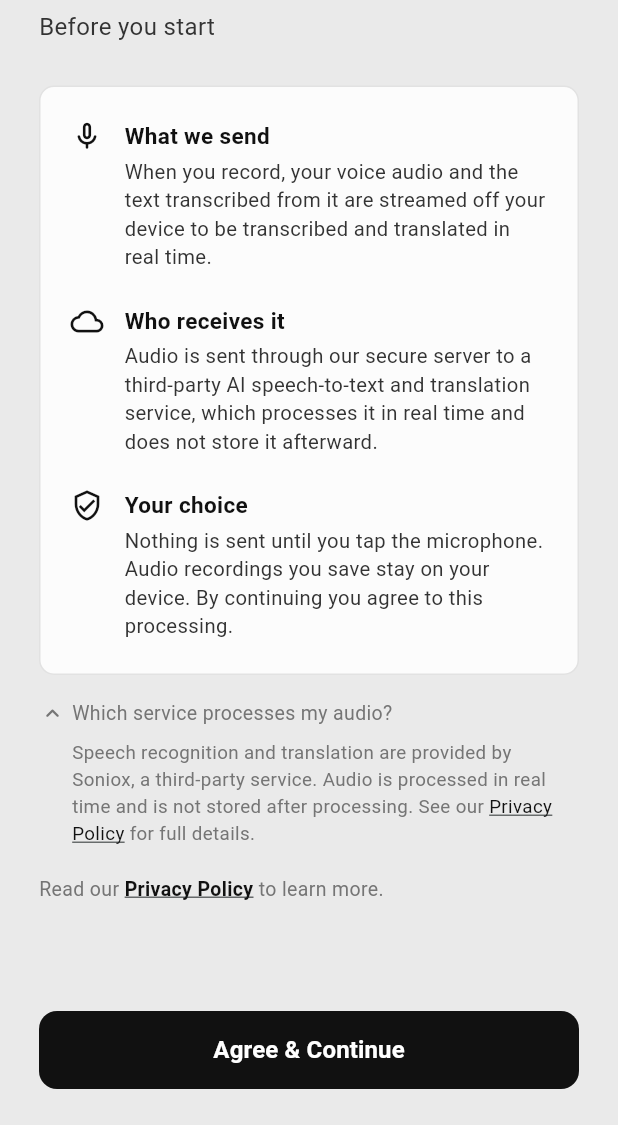
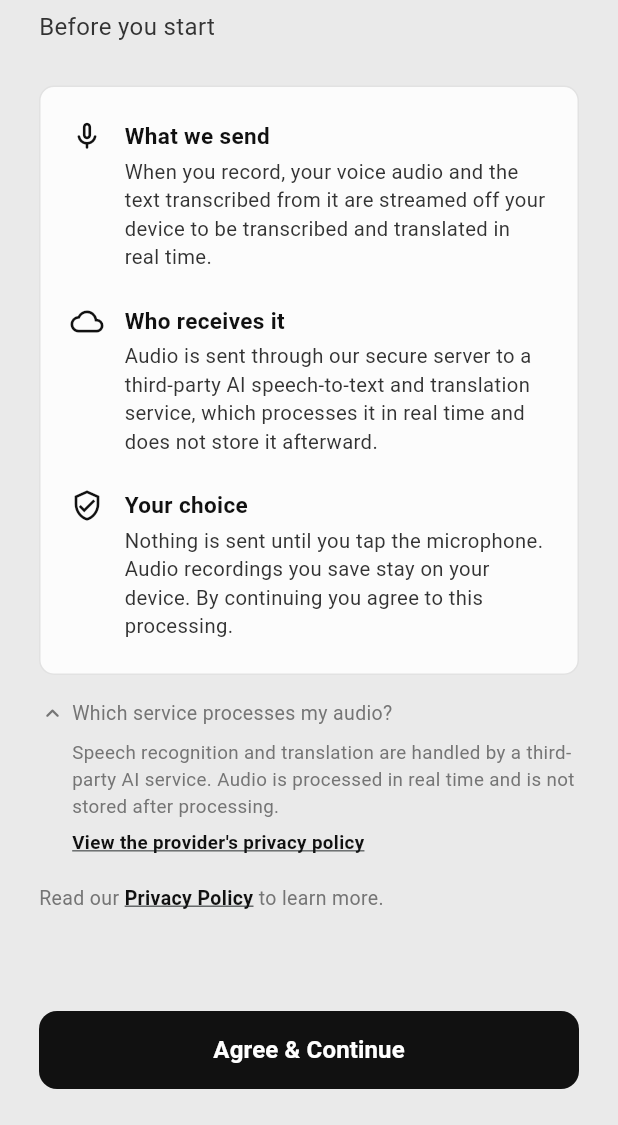
Before and after one commit to xius-snu/silsigan, a Flutter app: the screen it shows after launch, after a tap on "Which service processes my audio?", on a phone screen of 412 x 824 dp, the part 111-1236 px from its top. Run offline on Flutter 3.47's test engine with Material 3 defaults, Android fonts, the phone set to English and light mode, and no system bars; our stand-ins replace device_info_plus, flutter_riverpod, flutter_tts, package_info_plus, permission_handler, share_plus and 2 more; missing offline and left inert: flutter_foreground_task, flutter_sound, purchases_flutter, record; accounts and stored records are empty; network calls fail.

Commit message:
Remove provider name from user-facing copy; link to their policy instead
Drop the vendor name from the consent screen and privacy policy. Both
now describe it only as "a third-party AI service" and link to the
provider's own privacy policy where the recipient must be identifiable,
rather than naming it in our copy.

Co-Authored-By: Claude Opus 4.8 (1M context) <noreply@anthropic.com>

```diff
--- a/lib/ui/screens/consent_screen.dart
+++ b/lib/ui/screens/consent_screen.dart
@@ -26,6 +26,10 @@ class ConsentScreen extends StatefulWidget {
 
 class _ConsentScreenState extends State<ConsentScreen> {
   static const _privacyUrl = 'https://xius-snu.github.io/silsigan/privacy';
+  // Third-party processor's own privacy policy. Linked (not named) so the
+  // recipient stays identifiable for compliance without putting the vendor
+  // name in our copy.
+  static const _providerPrivacyUrl = 'https://soniox.com/privacy';
 
   bool _detailsExpanded = false;
 
@@ -177,30 +181,36 @@ class _ConsentScreenState extends State<ConsentScreen> {
           firstChild: const SizedBox(width: double.infinity),
           secondChild: Padding(
             padding: const EdgeInsets.only(left: 22, top: 8),
-            child: Text.rich(
-              TextSpan(
-                style: TextStyle(
-                  fontSize: 12.5,
-                  height: 1.4,
-                  color: Colors.grey[600],
+            child: Column(
+              crossAxisAlignment: CrossAxisAlignment.start,
+              children: [
+                Text(
+                  'Speech recognition and translation are handled by a '
+                  'third-party AI service. Audio is processed in real time '
+                  'and is not stored after processing.',
+                  style: TextStyle(
+                    fontSize: 12.5,
+                    height: 1.4,
+                    color: Colors.grey[600],
+                  ),
                 ),
-                children: const [
-                  TextSpan(
-                    text:
-                        'Speech recognition and translation are provided by '
-                        'Soniox, a third-party service. Audio is processed in '
-                        'real time and is not stored after processing. See our ',
+                const SizedBox(height: 6),
+                GestureDetector(
+                  onTap: () => launchUrl(
+                    Uri.parse(_providerPrivacyUrl),
+                    mode: LaunchMode.externalApplication,
                   ),
-                  TextSpan(
-                    text: 'Privacy Policy',
+                  child: const Text(
+                    "View the provider's privacy policy",
                     style: TextStyle(
+                      fontSize: 12.5,
+                      color: AppConstants.textPrimary,
+                      fontWeight: FontWeight.w600,
                       decoration: TextDecoration.underline,
-                      color: AppConstants.textPrimary,
                     ),
                   ),
-                  TextSpan(text: ' for full details.'),
-                ],
-              ),
+                ),
+              ],
             ),
           ),
         ),
```
Also changed, not shown: 1 other file.
